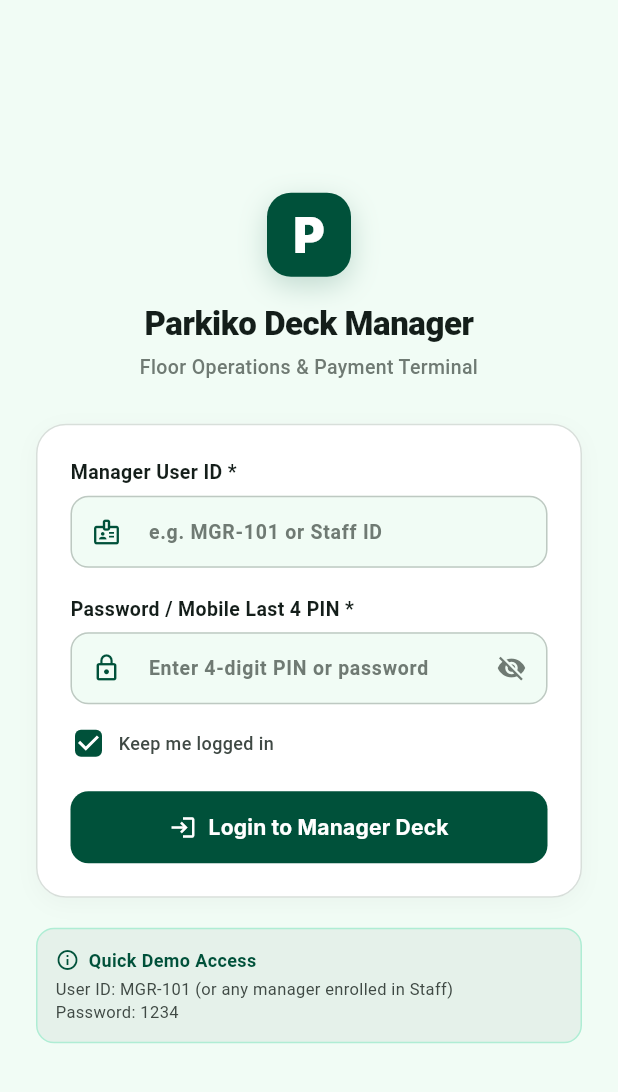
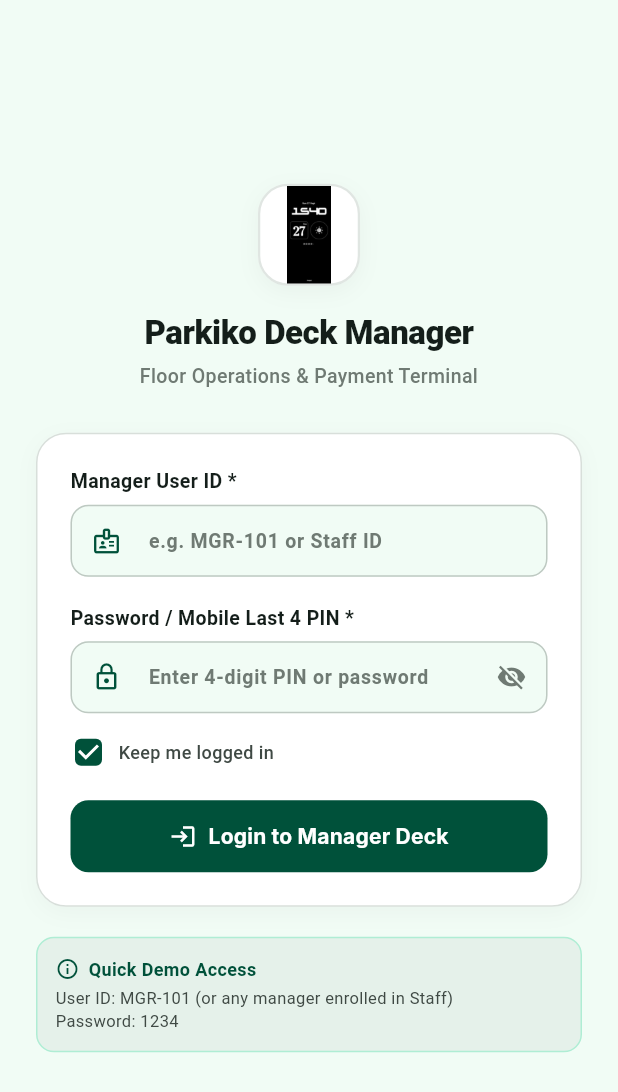
Before and after one commit to MOHAMMEDNOUWAF/PARKIKO, a Flutter app: the ManagerLoginScreen screen opened directly, on a phone screen of 412 x 824 dp. Shown: the top 1092 px of the screen. Run offline on Flutter 3.47's test engine with Material 3 defaults, Android fonts, the phone set to English and light mode, and no system bars; our stand-ins replace cloud_firestore, firebase_auth, firebase_core, flutter_riverpod, google_fonts; accounts and stored records are empty.

Commit message:
Replace app logo with new Parkiko branding across all screens and launcher icons

```diff
--- a/lib/core/widgets/parkiko_logo.dart
+++ b/lib/core/widgets/parkiko_logo.dart
@@ -1,30 +1,50 @@
 import 'package:flutter/material.dart';
-import 'package:flutter_svg/flutter_svg.dart';
 
 class ParkikoLogo extends StatelessWidget {
   final double size;
+  final BorderRadius? borderRadius;
 
-  const ParkikoLogo({super.key, this.size = 32});
-
-  static const String rawSvg = '''
-<svg xmlns="http://www.w3.org/2000/svg" viewBox="0 0 120 120" width="120" height="120" fill="none">
-  <rect width="120" height="120" rx="28" fill="#0F6B4F"/>
-  <path d="M36 32h26c13.255 0 24 10.745 24 24s-10.745 24-24 24H52v18H36V32z" fill="#FFFFFF"/>
-  <circle cx="62" cy="56" r="10" fill="#0F6B4F"/>
-  <path d="M68 84l18 14M86 84l-18 14" stroke="#86EFAC" stroke-width="4" stroke-linecap="round"/>
-</svg>
-''';
+  const ParkikoLogo({
+    super.key,
+    this.size = 32,
+    this.borderRadius,
+  });
 
   @override
   Widget build(BuildContext context) {
+    Widget image = Image.asset(
+      'assets/icons/parkiko_logo.png',
+      width: size,
+      height: size,
+      fit: BoxFit.contain,
+      errorBuilder: (context, error, stackTrace) {
+        return Container(
+          width: size,
+          height: size,
+          decoration: BoxDecoration(
+            color: const Color(0xFF0F6B4F),
+            borderRadius: borderRadius ?? BorderRadius.circular(size * 0.22),
+          ),
+          child: Icon(Icons.local_parking, color: Colors.white, size: size * 0.6),
+        );
+      },
+    );
+
+    if (borderRadius != null) {
+      return ClipRRect(
+        borderRadius: borderRadius!,
+        child: SizedBox(
+          width: size,
+          height: size,
+          child: image,
+        ),
+      );
+    }
+
     return SizedBox(
       width: size,
       height: size,
-      child: SvgPicture.string(
-        rawSvg,
-        width: size,
-        height: size,
-      ),
+      child: image,
     );
   }
 }
--- a/lib/features/admin/operations/presentation/live_operations_screen.dart
+++ b/lib/features/admin/operations/presentation/live_operations_screen.dart
@@ -26,7 +26,11 @@ class _LiveOperationsScreenState extends ConsumerState<LiveOperationsScreen> {
   void initState() {
     super.initState();
     SiteManager.instance.addListener(_onSitesUpdated);
-    _syncSite();
+    WidgetsBinding.instance.addPostFrameCallback((_) {
+      if (mounted) {
+        _syncSite();
+      }
+    });
   }
 
   void _onSitesUpdated() {
--- a/lib/features/auth/presentation/login_screen.dart
+++ b/lib/features/auth/presentation/login_screen.dart
@@ -144,7 +144,7 @@ class _LoginScreenState extends ConsumerState<LoginScreen> {
                 children: [
                   Row(
                     children: [
-                      const Icon(Icons.local_parking, color: kPrimary, size: 26),
+                      const ParkikoLogo(size: 26),
                       const SizedBox(width: 8),
                       Text(
                         'Parkiko Admin',
--- a/lib/features/managers/manager/manager_login_screen.dart
+++ b/lib/features/managers/manager/manager_login_screen.dart
@@ -1,4 +1,5 @@
 import 'package:flutter/material.dart';
+import '../../../../core/widgets/parkiko_logo.dart';
 import '../../admin/staff/models/staff_model.dart';
 import '../../admin/staff/services/staff_manager.dart';
 import 'manager_dashboard_screen.dart';
@@ -154,28 +155,23 @@ class _ManagerLoginScreenState extends State<ManagerLoginScreen> {
                     // Brand Badge Header
                     Center(
                       child: Container(
-                        width: 56,
-                        height: 56,
+                        width: 68,
+                        height: 68,
                         decoration: BoxDecoration(
-                          color: const Color(0xFF00513A),
-                          borderRadius: BorderRadius.circular(16),
+                          color: Colors.white,
+                          borderRadius: BorderRadius.circular(20),
+                          border: Border.all(color: const Color(0xFFBEC9C2).withAlpha(120), width: 1.5),
                           boxShadow: [
                             BoxShadow(
-                              color: const Color(0xFF00513A).withAlpha(51),
-                              blurRadius: 16,
-                              offset: const Offset(0, 6),
+                              color: Colors.black.withAlpha(10),
+                              blurRadius: 12,
+                              offset: const Offset(0, 4),
                             ),
                           ],
                         ),
-                        alignment: Alignment.center,
-                        child: const Text(
-                          'P',
-                          style: TextStyle(
-                            color: Colors.white,
-                            fontSize: 32,
-                            fontWeight: FontWeight.w900,
-                            fontFamily: 'Inter',
-                          ),
+                        child: ClipRRect(
+                          borderRadius: BorderRadius.circular(18),
+                          child: const ParkikoLogo(size: 64),
                         ),
                       ),
                     ),
```
Also changed, not shown: lib/features/managers/assistant manager/assistant_manager_screen.dart (+2 -14 lines), lib/features/managers/manager/manager_dashboard_screen.dart (+2 -19 lines), assets/icons/parkiko_logo.png (renamed from screen.png), 9 other files.
